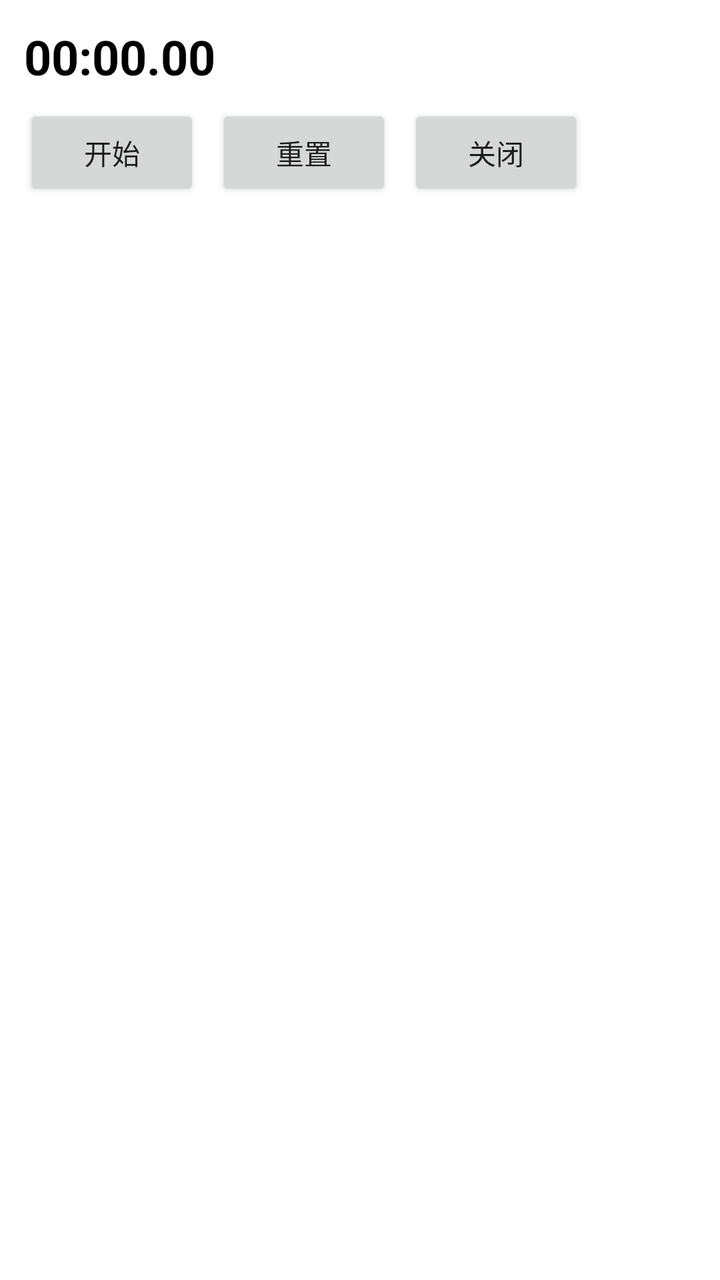
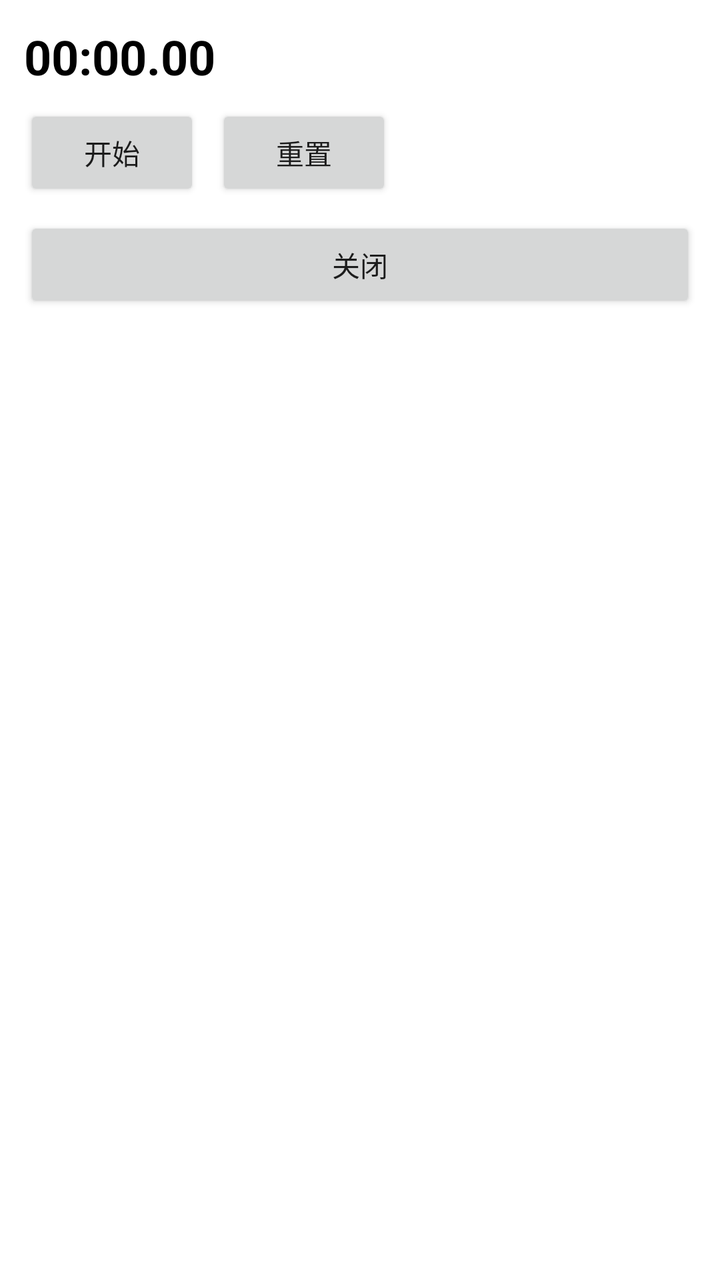

Before-and-after screenshots of an Android layout around one commit, followed by the original layout XML and the change that was made.
<!-- AndroidManifest.xml: application theme Theme.FloatingStopwatch -->
<!-- res/layout/overlay_stopwatch.xml -->
<?xml version="1.0" encoding="utf-8"?>
<LinearLayout xmlns:android="http://schemas.android.com/apk/res/android"
    android:layout_width="wrap_content"
    android:layout_height="wrap_content"
    android:background="@android:color/white"
    android:elevation="8dp"
    android:orientation="vertical"
    android:padding="12dp">

    <TextView
        android:id="@+id/tvTime"
        android:layout_width="wrap_content"
        android:layout_height="wrap_content"
        android:text="00:00.00"
        android:textColor="@android:color/black"
        android:textSize="24sp"
        android:textStyle="bold" />

    <LinearLayout
        android:layout_width="wrap_content"
        android:layout_height="wrap_content"
        android:layout_marginTop="8dp"
        android:orientation="horizontal">

        <Button
            android:id="@+id/btnStartPause"
            android:layout_width="wrap_content"
            android:layout_height="wrap_content"
            android:text="开始" />

        <Button
            android:id="@+id/btnReset"
            android:layout_width="wrap_content"
            android:layout_height="wrap_content"
            android:layout_marginStart="8dp"
            android:text="重置" />

        <Button
            android:id="@+id/btnClose"
            android:layout_width="wrap_content"
            android:layout_height="wrap_content"
            android:layout_marginStart="8dp"
            android:text="关闭" />
    </LinearLayout>

</LinearLayout>
<!-- resources referenced by this layout -->
<resources>
  <style name="Theme.FloatingStopwatch" parent="Theme.MaterialComponents.DayNight.NoActionBar">
          <item name="colorPrimary">#6750A4</item>
          <item name="colorPrimaryVariant">#6750A4</item>
          <item name="colorOnPrimary">#FFFFFF</item>
          <item name="android:statusBarColor" tools:targetApi="l">@android:color/transparent</item>
      </style>
</resources>

<!-- the commit's change to res/layout/overlay_stopwatch.xml (unified diff, before → after) -->
@@ -34,13 +34,13 @@
             android:layout_height="wrap_content"
             android:layout_marginStart="8dp"
             android:text="重置" />
-
-        <Button
-            android:id="@+id/btnClose"
-            android:layout_width="wrap_content"
-            android:layout_height="wrap_content"
-            android:layout_marginStart="8dp"
-            android:text="关闭" />
     </LinearLayout>
 
+    <Button
+        android:id="@+id/btnClose"
+        android:layout_width="match_parent"
+        android:layout_height="wrap_content"
+        android:layout_marginTop="8dp"
+        android:text="关闭" />
+
 </LinearLayout>
